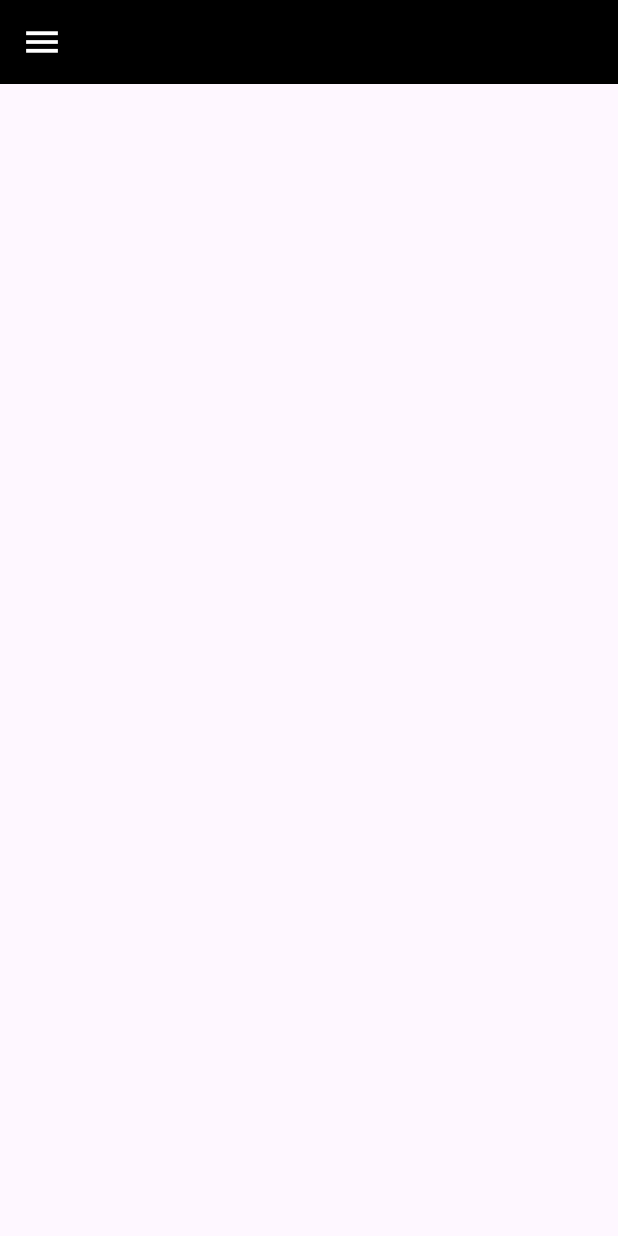
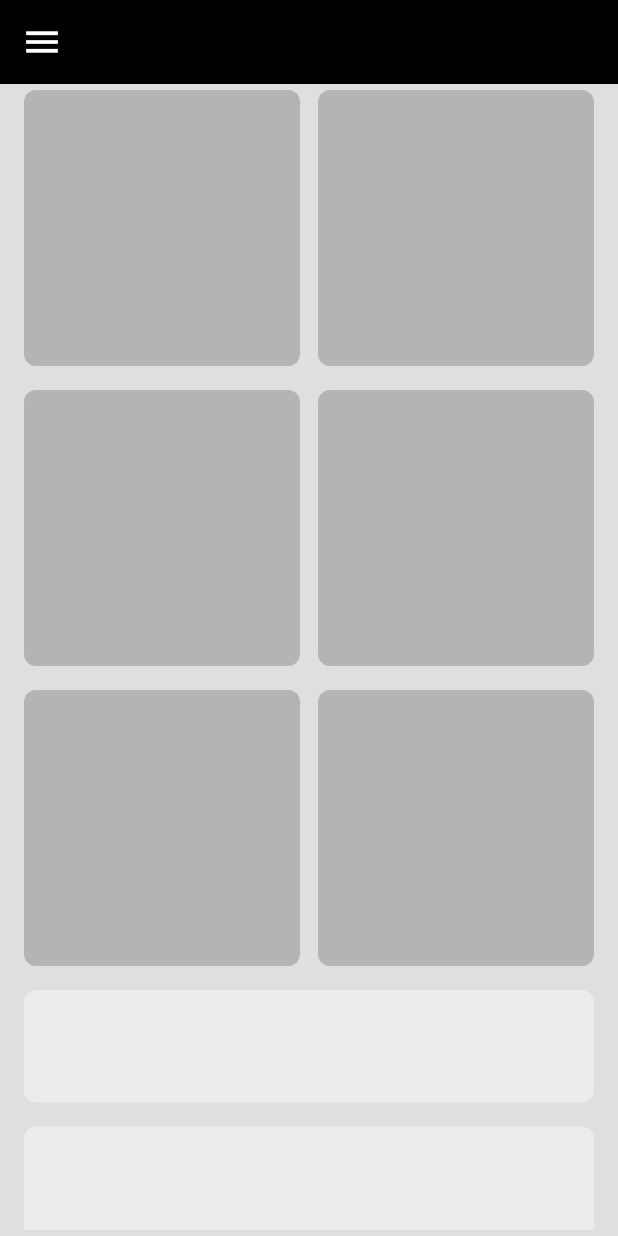
Before and after one commit to Mahmoud-Adel-Ali/adaptive_app, a Flutter app: the screen it shows after launch, on a phone screen of 412 x 824 dp. Run offline on Flutter 3.47's test engine with Material 3 defaults, Android fonts, the phone set to English and light mode, and no system bars.

Commit message:
add custom sliver grid and custom sliver list to home view

```diff
--- a/lib/screens/home_view.dart
+++ b/lib/screens/home_view.dart
@@ -1,3 +1,4 @@
+import 'package:adaptive_app/widgets/home_view_body.dart';
 import 'package:flutter/material.dart';
 
 class HomeView extends StatelessWidget {
@@ -6,10 +7,12 @@ class HomeView extends StatelessWidget {
   @override
   Widget build(BuildContext context) {
     return Scaffold(
+      backgroundColor: const Color(0xffDFDFDF),
       appBar: AppBar(
         backgroundColor: Colors.black,
         leading: const Icon(Icons.menu,size: 28,color: Colors.white,),
       ),
+      body:const HomeViewBody() ,
     );
   }
 }
--- /dev/null
+++ b/lib/widgets/custom_item.dart
@@ -0,0 +1,17 @@
+import 'package:flutter/material.dart';
+
+class CustomItem extends StatelessWidget {
+  const CustomItem({
+    super.key,
+  });
+
+  @override
+  Widget build(BuildContext context) {
+    return Container(
+      decoration: BoxDecoration(
+        color: const Color(0xffB4B4B4),
+        borderRadius: BorderRadius.circular(8),
+      ),
+    );
+  }
+}
--- /dev/null
+++ b/lib/widgets/custom_item2.dart
@@ -0,0 +1,18 @@
+import 'package:flutter/material.dart';
+
+class CustomItem2 extends StatelessWidget {
+  const CustomItem2({
+    super.key,
+  });
+
+  @override
+  Widget build(BuildContext context) {
+    return Container(
+      margin: const EdgeInsets.only(top: 16),
+      height: 75,
+      decoration: BoxDecoration(
+          color: const Color(0xffECECEC),
+          borderRadius: BorderRadius.circular(8)),
+    );
+  }
+}
--- /dev/null
+++ b/lib/widgets/home_view_body.dart
@@ -0,0 +1,20 @@
+import 'package:adaptive_app/widgets/custom_sliver_list.dart';
+import 'package:adaptive_app/widgets/custom_sliver_grid.dart';
+import 'package:flutter/material.dart';
+
+class HomeViewBody extends StatelessWidget {
+  const HomeViewBody({super.key});
+
+  @override
+  Widget build(BuildContext context) {
+    return const Padding(
+      padding: EdgeInsets.only(left: 16,right: 16,top: 4,bottom: 4),
+      child: CustomScrollView(
+        slivers: [
+          CustomSliverGrid(),
+          CustomSliverList(),
+        ],
+      ),
+    );
+  }
+}
```
Also changed, not shown: lib/widgets/custom_sliver_grid.dart (added, +21 -0 lines), lib/widgets/custom_sliver_list.dart (added, +16 -0 lines).
